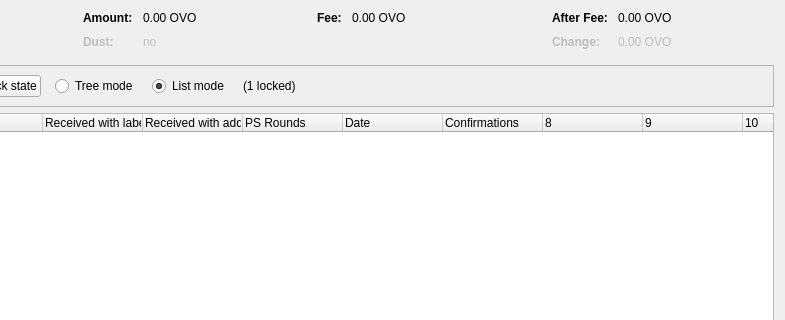
minblock/compute, file src/qt/forms/coincontroldialog.ui: the form before one commit; both pictures show x 169 to 954 and y 0 to 320 of the 954 by 500 pixel window.
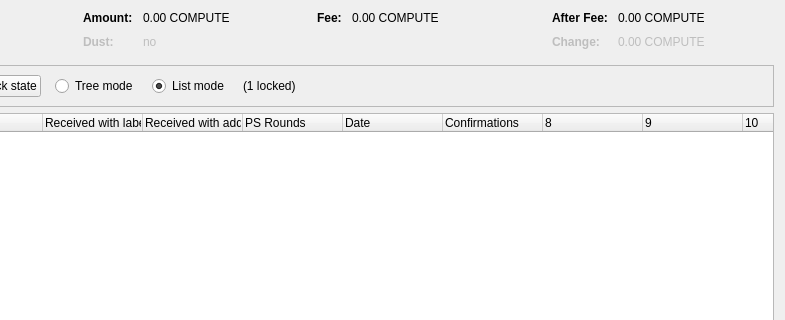
The form after the commit. Custom widgets are drawn as their Qt base class.

The edit to the form file:
```diff
--- a/src/qt/forms/coincontroldialog.ui
+++ b/src/qt/forms/coincontroldialog.ui
@@ -132,7 +132,7 @@
           <enum>Qt::ActionsContextMenu</enum>
          </property>
          <property name="text">
-          <string notr="true">0.00 OVO</string>
+          <string notr="true">0.00 COMPUTE</string>
          </property>
          <property name="textInteractionFlags">
           <set>Qt::LinksAccessibleByMouse|Qt::TextSelectableByKeyboard|Qt::TextSelectableByMouse</set>
@@ -212,7 +212,7 @@
           <enum>Qt::ActionsContextMenu</enum>
          </property>
          <property name="text">
-          <string notr="true">0.00 OVO</string>
+          <string notr="true">0.00 COMPUTE</string>
          </property>
          <property name="textInteractionFlags">
           <set>Qt::LinksAccessibleByMouse|Qt::TextSelectableByKeyboard|Qt::TextSelectableByMouse</set>
@@ -257,7 +257,7 @@
           <enum>Qt::ActionsContextMenu</enum>
          </property>
          <property name="text">
-          <string notr="true">0.00 OVO</string>
+          <string notr="true">0.00 COMPUTE</string>
          </property>
          <property name="textInteractionFlags">
           <set>Qt::LinksAccessibleByMouse|Qt::TextSelectableByKeyboard|Qt::TextSelectableByMouse</set>
@@ -292,7 +292,7 @@
           <enum>Qt::ActionsContextMenu</enum>
          </property>
          <property name="text">
-          <string notr="true">0.00 OVO</string>
+          <string notr="true">0.00 COMPUTE</string>
          </property>
          <property name="textInteractionFlags">
           <set>Qt::LinksAccessibleByMouse|Qt::TextSelectableByKeyboard|Qt::TextSelectableByMouse</set>
```
